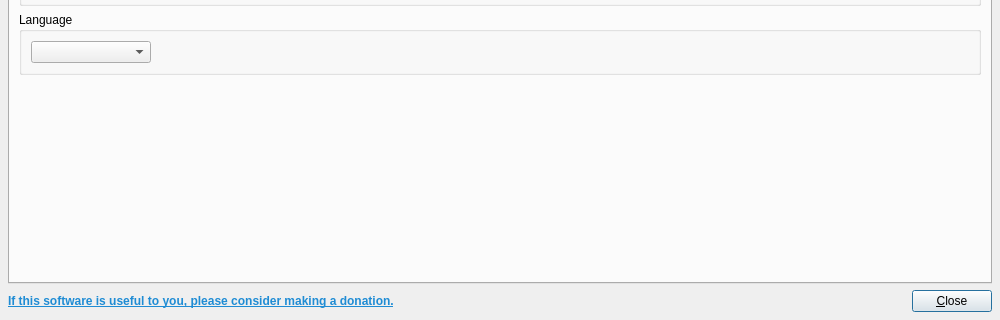
This is src/bosskeydialog.ui in solaristhesun/bosskey as Qt 5 draws it before an edit; both pictures show x 0 to 1000 and y 330 to 650 of the 1000 by 650 pixel window. The edited form follows.
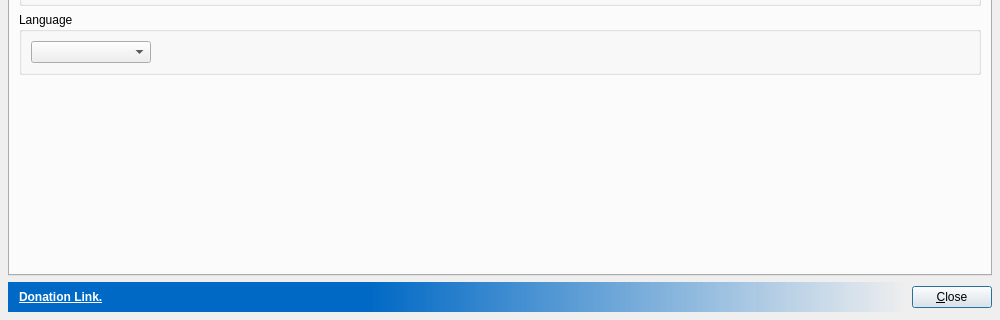
This is the edited form. Icons and pictures are not drawn. Custom widgets are drawn as their Qt base class.

Commit message: donation link more beautiful (closes #11)

The edit to the form file:
```diff
--- a/src/bosskeydialog.ui
+++ b/src/bosskeydialog.ui
@@ -524,30 +524,21 @@
     </widget>
    </item>
    <item>
-    <layout class="QHBoxLayout" name="horizontalLayout_2">
+    <layout class="QHBoxLayout" name="horizontalLayout_2" stretch="1,0">
      <item>
       <widget class="QLabel" name="donationLabel">
+       <property name="styleSheet">
+        <string notr="true">background-color: qlineargradient(spread:reflect, x1:0, y1:0, x2:1, y2:0, stop:0.4 rgba(0, 105, 197, 255), stop:1 rgba(255, 255, 255, 0));
+padding: 8px;</string>
+       </property>
        <property name="text">
-        <string>&lt;html&gt;&lt;head/&gt;&lt;body&gt;&lt;p&gt;&lt;a href=&quot;https://scheler.com/bosskey/donate&quot;&gt;&lt;span style=&quot; font-weight:600; text-decoration: underline; color:#1f8cd4;&quot;&gt;If this software is useful to you, please consider making a donation.&lt;/span&gt;&lt;/a&gt;&lt;/p&gt;&lt;/body&gt;&lt;/html&gt;</string>
+        <string notr="true">&lt;html&gt;&lt;head/&gt;&lt;body&gt;&lt;p&gt;&lt;a href=&quot;https://scheler.com/bosskey/donate&quot;&gt;&lt;span style=&quot; font-weight:600; text-decoration: underline; color:white;&quot;&gt;Donation Link.&lt;/span&gt;&lt;/a&gt;&lt;/p&gt;&lt;/body&gt;&lt;/html&gt;</string>
        </property>
        <property name="openExternalLinks">
         <bool>true</bool>
        </property>
       </widget>
      </item>
-     <item>
-      <spacer name="horizontalSpacer">
-       <property name="orientation">
-        <enum>Qt::Horizontal</enum>
-       </property>
-       <property name="sizeHint" stdset="0">
-        <size>
-         <width>40</width>
-         <height>20</height>
-        </size>
-       </property>
-      </spacer>
-     </item>
      <item>
       <widget class="QPushButton" name="closeButton">
        <property name="text">
```
The commit also changes 4 other files.
